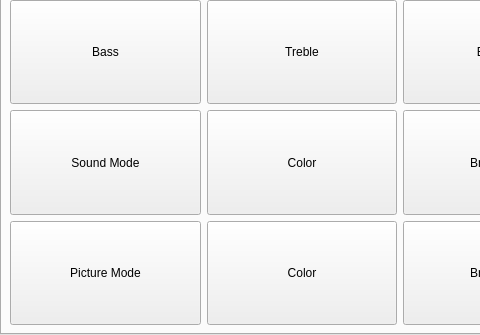
Before: the Qt Designer form pirsecondaryform.ui in jpietrzak8/Pierogi, drawn with Qt 5; both pictures show x 0 to 480 and y 145 to 480 of the 800 by 480 pixel window.
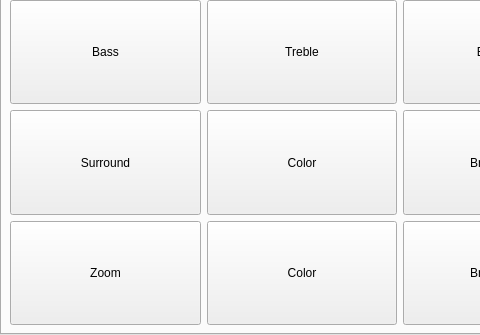
After: the same form once the commit is applied. The open tabs and pages were chosen to show the change. Icons and pictures are not drawn.

Diff of the .ui file:
```diff
--- a/pirsecondaryform.ui
+++ b/pirsecondaryform.ui
@@ -835,7 +835,7 @@
           </sizepolicy>
          </property>
          <property name="text">
-          <string>Sound Mode</string>
+          <string>Surround</string>
          </property>
         </widget>
        </item>
@@ -917,7 +917,7 @@
           </sizepolicy>
          </property>
          <property name="text">
-          <string>Picture Mode</string>
+          <string>Zoom</string>
          </property>
         </widget>
        </item>
```
Left out of the diff: 14 changed lines with no effect on the pictures.
